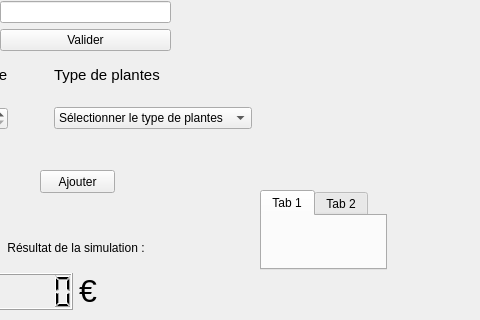
Above: fenetre.ui from khylpe/BTS-1ere-Annee-Guilbert-TP-Pepinieriste-CPP before the change; both pictures show x 320 to 800 and y 280 to 600 of the 800 by 600 pixel window. Below: the same form after it.
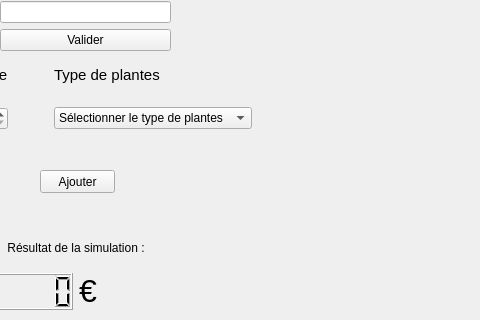
That is the form after the change.

```diff
--- a/fenetre.ui
+++ b/fenetre.ui
@@ -303,26 +303,6 @@
     <string>Deconnexion</string>
    </property>
   </widget>
-  <widget class="QTabWidget" name="pane">
-   <property name="geometry">
-    <rect>
-     <x>580</x>
-     <y>470</y>
-     <width>127</width>
-     <height>80</height>
-    </rect>
-   </property>
-   <widget class="QWidget" name="tab">
-    <attribute name="title">
-     <string>Tab 1</string>
-    </attribute>
-   </widget>
-   <widget class="QWidget" name="tab_2">
-    <attribute name="title">
-     <string>Tab 2</string>
-    </attribute>
-   </widget>
-  </widget>
  </widget>
  <resources/>
  <connections/>
```
